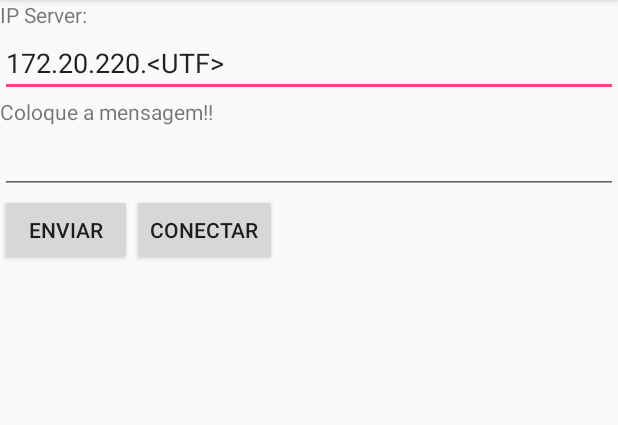
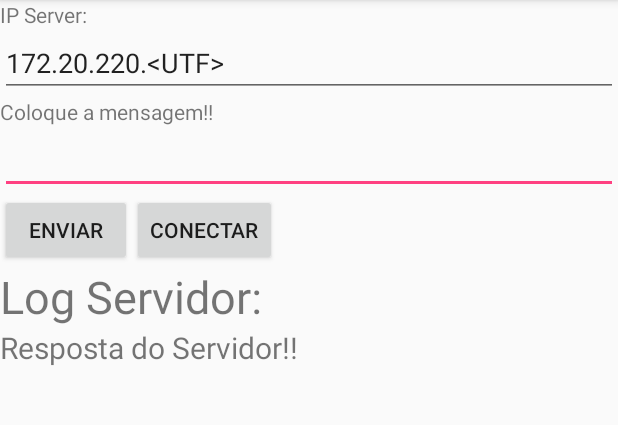
Before and after one commit to UTFPR-DispositivosMoveis/ddm_comedouro, an Android app: the screen it shows after launch (MainActivity), after a tap on "ENVIAR", on a phone screen of 412 x 824 dp, the part 84-509 px from its top. Run offline under Robolectric (Android 15) with nearby library versions, the phone set to English and light mode, and no system bars.

Commit message:
BaseApp: Criando um arquivo para a classe RunClient exclusiva.
TesteSock/.../java/.../testesock/RunClient.java: Classe intermediaria na qual
será responsável por chamar a classe responsável para enviar os dados pelo o
Socket. Essa classe irá receber a resposta de requisição e deverá chamar um
callback da UI para poder fazer as devidas alterações, mostrando elas para o
usuário.

TesteSock/.../java/.../testesock/MainActivity.java: Excluindo a classse
RunClient do arquivo.

Signed-off-by: wallberg13 <wallbergmirandamorais@gmail.com>

```diff
--- a/TesteSock/app/src/main/java/com/example/sir_berg/testesock/ClientTCP.java
+++ b/TesteSock/app/src/main/java/com/example/sir_berg/testesock/ClientTCP.java
@@ -69,8 +69,6 @@ public class ClientTCP{
             context.runOnUiThread( new Thread() {
                 public void run() {
                     Toast.makeText(context, "Deu erro desconhecido!!", Toast.LENGTH_SHORT).show();
-                    Button bt = context.getBtConectar();
-                    bt.setEnabled(true);
                 }
             });
         }
--- a/TesteSock/app/src/main/java/com/example/sir_berg/testesock/MainActivity.java
+++ b/TesteSock/app/src/main/java/com/example/sir_berg/testesock/MainActivity.java
@@ -5,6 +5,8 @@ import android.os.Bundle;
 import android.view.View;
 import android.widget.Button;
 import android.widget.EditText;
+import android.widget.TextView;
+import android.widget.Toast;
 
 public class MainActivity extends AppCompatActivity {
 
@@ -12,6 +14,7 @@ public class MainActivity extends AppCompatActivity {
     private Button btEnviar;
     private EditText etTexto;
     private EditText etIpServer;
+    private TextView tvLogServer;
 
     @Override
     protected void onCreate(Bundle savedInstanceState) {
@@ -23,14 +26,18 @@ public class MainActivity extends AppCompatActivity {
         etTexto = (EditText) findViewById(R.id.etMensagem);
         etIpServer = (EditText) findViewById(R.id.etIpServer);
         etIpServer.setText("172.20.220.<UTF>");
-        //btEnviar.setEnabled(false);
+
+        tvLogServer = (TextView) findViewById(R.id.tvRespostaServer);
+    }
+
+    public EditText getEtTexto() {
+        return etTexto;
     }
 
     public void btEnviarOnClick(View view){
         /**
          * Cria o Cliente TCP como uma tarefa em background.
          **/
-
         Thread threadClient = new Thread(new RunClient(etIpServer.getText().toString(), 12345, this, etTexto.getText().toString()));
         threadClient.start();
 
@@ -45,29 +52,9 @@ public class MainActivity extends AppCompatActivity {
         btEnviar.setEnabled(true);
     }
 
-    class RunClient implements Runnable{
-        private String ip;
-        private int porta;
-        private MainActivity context;
-        private ClientTCP cli;
-        private String msg;
+    public void setTvLogServer(String str){
+        tvLogServer.setText(tvLogServer.getText().toString()+"\n"+str);
+        Toast.makeText(this, "Novo dado na coleira", Toast.LENGTH_SHORT).show();
+    }
 
-        public RunClient(String ip, int porta, MainActivity context, String msg){
-            this.ip = ip;
-            this.porta = porta;
-            this.context = context;
-            this.msg = msg;
-        }
-
-        @Override
-        public void run() {
-            cli = new ClientTCP(this.ip, this.porta, context);
-            cli.ClientClose(context);
-        }
-
-        /**
-         *  Adicionar o Interpretador aqui!!!
-         *  o context funciona como se fosse um callback.
-         **/
-    }
 }
--- /dev/null
+++ b/TesteSock/app/src/main/java/com/example/sir_berg/testesock/RunClient.java
@@ -0,0 +1,43 @@
+package com.example.sir_berg.testesock;
+
+import com.example.sir_berg.testesock.ClientTCP;
+import com.example.sir_berg.testesock.MainActivity;
+
+class RunClient implements Runnable{
+    private String ip;
+    private int porta;
+    private MainActivity context;
+    private ClientTCP cli;
+    private String msg;
+
+    public RunClient(String ip, int porta, MainActivity context, String msg){
+        this.ip = ip;
+        this.porta = porta;
+        this.context = context;
+        this.msg = msg;
+    }
+
+    @Override
+    public void run() {
+        cli = new ClientTCP(this.ip, this.porta, context);
+
+        final String resp = cli.ClientSendReq(this.msg, this.context);
+
+        context.runOnUiThread(new Thread() {
+            public void run(){
+                context.setTvLogServer(resp);
+                context.getEtTexto().setText("");
+                context.getEtTexto().requestFocus();
+            }
+        });
+
+        cli.ClientClose(context);
+    }
+
+    /**
+     *  Adicionar o Interpretador aqui!!!
+     *  o context funciona como se fosse um callback.
+     *  E esse callback direto para Ui deve ser executado em uma thread especifica.
+     *  context.runOnUiThread()--->
+     **/
+}
--- a/TesteSock/app/src/main/res/layout/activity_main.xml
+++ b/TesteSock/app/src/main/res/layout/activity_main.xml
@@ -43,8 +43,19 @@
             android:text="Conectar"
             android:id="@+id/btConectar"
             android:onClick="btConectarOnClick"/>
-
     </LinearLayout>
 
+    <TextView
+        android:layout_width="match_parent"
+        android:layout_height="wrap_content"
+        android:text="Log Servidor: "
+        android:textSize="30dp"/>
+
+    <TextView
+        android:layout_width="match_parent"
+        android:layout_height="wrap_content"
+        android:text="Resposta do Servidor!!"
+        android:textSize="20dp"
+        android:id="@+id/tvRespostaServer"/>
 
 </LinearLayout>
```
